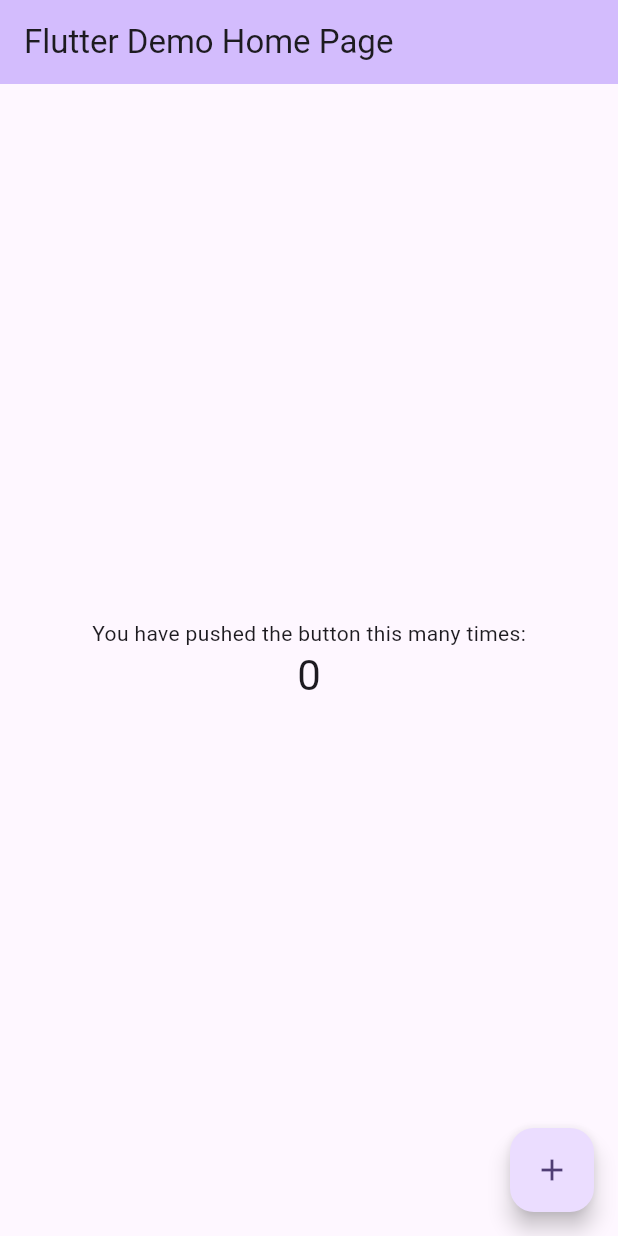
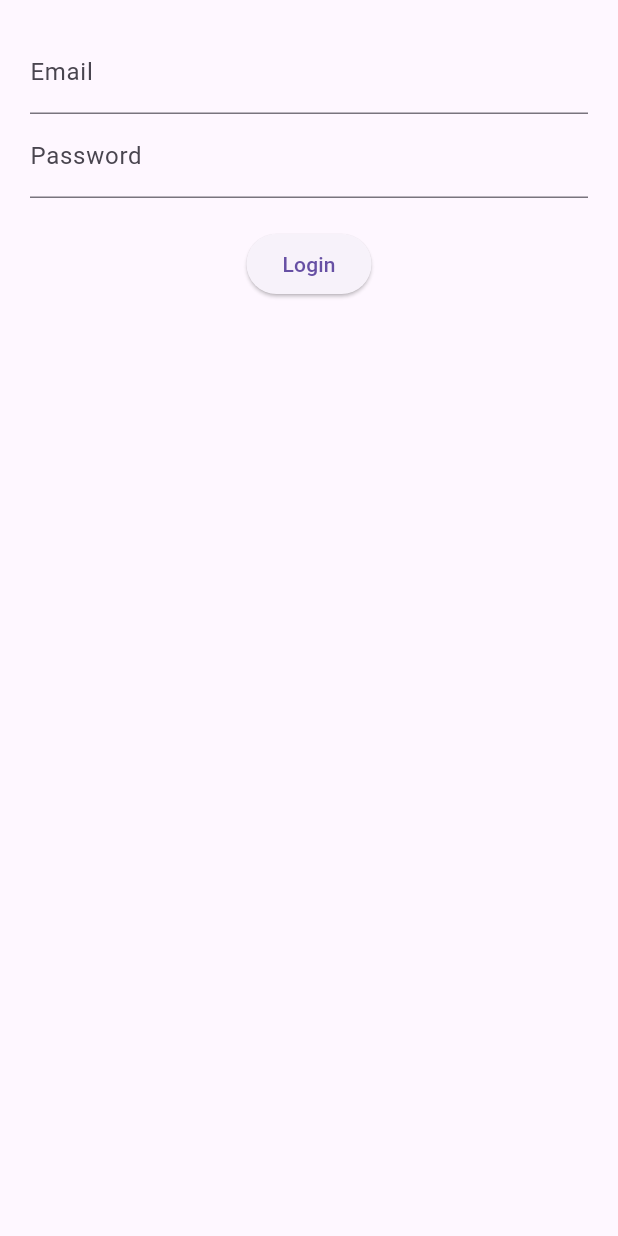
Before and after one commit to tarikbinaziz/flutter_testing, a Flutter app: the screen it shows after launch, on a phone screen of 412 x 824 dp. Run offline on Flutter 3.47's test engine with Material 3 defaults, Android fonts, the phone set to English and light mode, and no system bars; our stand-ins replace dio, equatable, flutter_riverpod, shared_preferences.

Commit message:
full auth intregation

```diff
--- /dev/null
+++ b/lib/features/auth/controllers/auth_controller.dart
@@ -0,0 +1,49 @@
+import 'package:flutter_riverpod/flutter_riverpod.dart';
+import 'package:flutter_test_flow/full_test/dio_api_service/repositories/auth_repository.dart';
+import 'package:flutter_test_flow/full_test/domain/usecases/login_usecase.dart';
+import '../data/token_storage.dart';
+import '../domain/login_usecase.dart';
+import 'auth_state.dart';
+
+class AuthController extends StateNotifier<AuthState> {
+  final AuthRepository repo;
+  final TokenStorage tokenStorage;
+  final LoginUseCase loginUseCase;
+
+  AuthController(this.repo, this.tokenStorage, this.loginUseCase)
+      : super(const AuthState());
+
+  Future<void> login(String email, String password) async {
+    state = state.copyWith(loading: true, error: null);
+
+    try {
+      final user = await loginUseCase(email, password);
+
+      // fake token
+      await tokenStorage.saveToken("dummy_token");
+
+      state = state.copyWith(loading: false, user: user);
+    } catch (e) {
+      state = state.copyWith(loading: false, error: e.toString());
+    }
+  }
+
+  Future<bool> checkAuth() async {
+    final token = await tokenStorage.getToken();
+    return token != null;
+  }
+
+  Future<void> logout() async {
+    await tokenStorage.clearToken();
+    state = const AuthState();
+  }
+}
+
+final authControllerProvider =
+    StateNotifierProvider<AuthController, AuthState>((ref) {
+  final repo = ref.watch(authRepositoryProvider);
+  final tokenStore = ref.watch(tokenStorageProvider);
+  final loginUseCase = LoginUseCase(repo);
+
+  return AuthController(repo, tokenStore, loginUseCase);
+});
--- /dev/null
+++ b/lib/features/auth/presentation/login_screen.dart
@@ -0,0 +1,59 @@
+import 'package:flutter/material.dart';
+import 'package:flutter_riverpod/flutter_riverpod.dart';
+import '../controllers/auth_controller.dart';
+
+class LoginScreen extends ConsumerWidget {
+  static const keyEmail = Key("login_email");
+  static const keyPassword = Key("login_password");
+  static const keyLoginBtn = Key("login_button");
+
+  LoginScreen({super.key});
+
+  final emailCtrl = TextEditingController();
+  final passCtrl = TextEditingController();
+
+  @override
+  Widget build(BuildContext context, WidgetRef ref) {
+    final state = ref.watch(authControllerProvider);
+
+    ref.listen(authControllerProvider, (prev, next) {
+      if (next.user != null) {
+        Navigator.pushReplacementNamed(context, "/home");
+      }
+    });
+
+    return Scaffold(
+      body: Padding(
+        padding: const EdgeInsets.all(20),
+        child: Column(
+          children: [
+            TextField(
+              key: keyEmail,
+              controller: emailCtrl,
+              decoration: const InputDecoration(labelText: "Email"),
+            ),
+            TextField(
+              key: keyPassword,
+              controller: passCtrl,
+              decoration: const InputDecoration(labelText: "Password"),
+            ),
+            const SizedBox(height: 20),
+            ElevatedButton(
+              key: keyLoginBtn,
+              onPressed: state.loading
+                  ? null
+                  : () {
+                      ref
+                          .read(authControllerProvider.notifier)
+                          .login(emailCtrl.text, passCtrl.text);
+                    },
+              child: state.loading
+                  ? const CircularProgressIndicator()
+                  : const Text("Login"),
+            )
+          ],
+        ),
+      ),
+    );
+  }
+}
--- a/lib/main.dart
+++ b/lib/main.dart
@@ -1,125 +1,19 @@
 import 'package:flutter/material.dart';
+import 'package:flutter_riverpod/flutter_riverpod.dart';
+import 'routes/app_router.dart';
 
 void main() {
-  runApp(const MyApp());
+  runApp(const ProviderScope(child: MyApp()));
 }
 
 class MyApp extends StatelessWidget {
   const MyApp({super.key});
 
-  // This widget is the root of your application.
   @override
   Widget build(BuildContext context) {
     return MaterialApp(
-      title: 'Flutter Demo',
-      theme: ThemeData(
-        // This is the theme of your application.
-        //
-        // TRY THIS: Try running your application with "flutter run". You'll see
-        // the application has a purple toolbar. Then, without quitting the app,
-        // try changing the seedColor in the colorScheme below to Colors.green
-        // and then invoke "hot reload" (save your changes or press the "hot
-        // reload" button in a Flutter-supported IDE, or press "r" if you used
-        // the command line to start the app).
-        //
-        // Notice that the counter didn't reset back to zero; the application
-        // state is not lost during the reload. To reset the state, use hot
-        // restart instead.
-        //
-        // This works for code too, not just values: Most code changes can be
-        // tested with just a hot reload.
-        colorScheme: ColorScheme.fromSeed(seedColor: Colors.deepPurple),
-        useMaterial3: true,
-      ),
-      home: const MyHomePage(title: 'Flutter Demo Home Page'),
+      routes: AppRouter.routes,
+      initialRoute: "/",
     );
   }
 }
-
-class MyHomePage extends StatefulWidget {
-  const MyHomePage({super.key, required this.title});
-
-  // This widget is the home page of your application. It is stateful, meaning
-  // that it has a State object (defined below) that contains fields that affect
-  // how it looks.
-
-  // This class is the configuration for the state. It holds the values (in this
-  // case the title) provided by the parent (in this case the App widget) and
-  // used by the build method of the State. Fields in a Widget subclass are
-  // always marked "final".
-
-  final String title;
-
-  @override
-  State<MyHomePage> createState() => _MyHomePageState();
-}
-
-class _MyHomePageState extends State<MyHomePage> {
-  int _counter = 0;
-
-  void _incrementCounter() {
-    setState(() {
-      // This call to setState tells the Flutter framework that something has
-      // changed in this State, which causes it to rerun the build method below
-      // so that the display can reflect the updated values. If we changed
-      // _counter without calling setState(), then the build method would not be
-      // called again, and so nothing would appear to happen.
-      _counter++;
-    });
-  }
-
-  @override
-  Widget build(BuildContext context) {
-    // This method is rerun every time setState is called, for instance as done
-    // by the _incrementCounter method above.
-    //
-    // The Flutter framework has been optimized to make rerunning build methods
-    // fast, so that you can just rebuild anything that needs updating rather
-    // than having to individually change instances of widgets.
-    return Scaffold(
-      appBar: AppBar(
-        // TRY THIS: Try changing the color here to a specific color (to
-        // Colors.amber, perhaps?) and trigger a hot reload to see the AppBar
-        // change color while the other colors stay the same.
-        backgroundColor: Theme.of(context).colorScheme.inversePrimary,
-        // Here we take the value from the MyHomePage object that was created by
-        // the App.build method, and use it to set our appbar title.
-        title: Text(widget.title),
-      ),
-      body: Center(
-        // Center is a layout widget. It takes a single child and positions it
-        // in the middle of the parent.
-        child: Column(
-          // Column is also a layout widget. It takes a list of children and
-          // arranges them vertically. By default, it sizes itself to fit its
-          // children horizontally, and tries to be as tall as its parent.
-          //
-          // Column has various properties to control how it sizes itself and
-          // how it positions its children. Here we use mainAxisAlignment to
-          // center the children vertically; the main axis here is the vertical
-          // axis because Columns are vertical (the cross axis would be
-          // horizontal).
-          //
-          // TRY THIS: Invoke "debug painting" (choose the "Toggle Debug Paint"
-          // action in the IDE, or press "p" in the console), to see the
-          // wireframe for each widget.
-          mainAxisAlignment: MainAxisAlignment.center,
-          children: <Widget>[
-            const Text(
-              'You have pushed the button this many times:',
-            ),
-            Text(
-              '$_counter',
-              style: Theme.of(context).textTheme.headlineMedium,
-            ),
-          ],
-        ),
-      ),
-      floatingActionButton: FloatingActionButton(
-        onPressed: _incrementCounter,
-        tooltip: 'Increment',
-        child: const Icon(Icons.add),
-      ), // This trailing comma makes auto-formatting nicer for build methods.
-    );
-  }
-}
--- /dev/null
+++ b/lib/routes/app_router.dart
@@ -0,0 +1,12 @@
+import 'package:flutter/material.dart';
+import '../features/auth/presentation/splash_screen.dart';
+import '../features/auth/presentation/login_screen.dart';
+import '../features/auth/presentation/home_screen.dart';
+
+class AppRouter {
+  static final routes = {
+    "/": (context) => const SplashScreen(),
+    "/login": (context) => LoginScreen(),
+    "/home": (context) => const HomeScreen(),
+  };
+}
--- a/pubspec.yaml
+++ b/pubspec.yaml
@@ -44,8 +44,10 @@ dependencies:
   flutter_test:
     sdk: flutter
   equatable: ^2.0.7
+  shared_preferences: ^2.5.3
 
 dev_dependencies:
+
 
   # The "flutter_lints" package below contains a set of recommended lints to
   # encourage good coding practices. The lint set provided by the package is
@@ -53,6 +55,8 @@ dev_dependencies:
   # package. See that file for information about deactivating specific lint
   # rules and activating additional ones.
   flutter_lints: ^4.0.0
+  integration_test:
+    sdk: flutter
   mocktail: ^1.0.4
 
 # For information on the generic Dart part of this file, see the
```
Also changed, not shown: lib/features/auth/controllers/auth_state.dart (added, +29 -0 lines), lib/features/auth/data/token_storage.dart (added, +21 -0 lines), lib/features/auth/presentation/home_screen.dart (added, +14 -0 lines), lib/features/auth/presentation/splash_screen.dart (added, +40 -0 lines), lib/features/auth/data/services/auth_remote_data_source.dart (added), lib/features/auth/domain/login_usecase.dart (added), lib/providers/dio_provider.dart (added), pubspec.lock, 13 other files.
